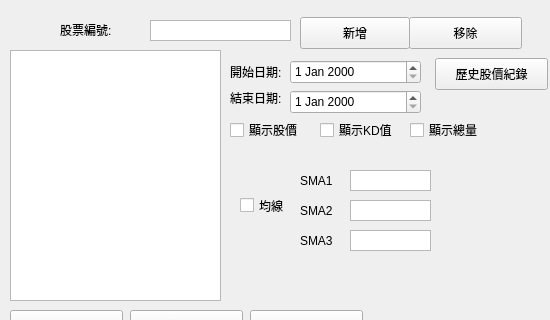
Before: the Qt Designer form UI_main.ui in bjioljlo/StockHistory, drawn with Qt 5; both pictures show x 0 to 550 and y 0 to 320 of the 550 by 600 pixel window.
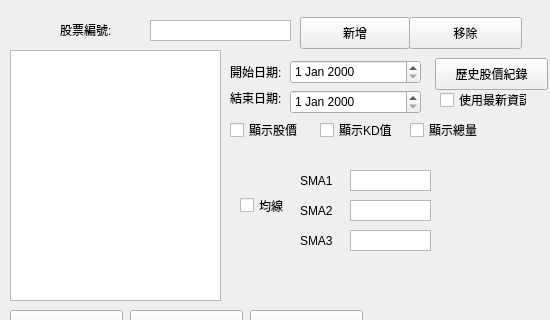
After: the same form once the commit is applied.

Commit message: 新增只買一支股票和只買整張不買散股，更新資料

Patch:
```diff
--- a/UI_main.ui
+++ b/UI_main.ui
@@ -359,6 +359,19 @@
      <string>結束日期:</string>
     </property>
    </widget>
+   <widget class="QCheckBox" name="check_UseNewInfo">
+    <property name="geometry">
+     <rect>
+      <x>440</x>
+      <y>90</y>
+      <width>87</width>
+      <height>20</height>
+     </rect>
+    </property>
+    <property name="text">
+     <string>使用最新資訊</string>
+    </property>
+   </widget>
   </widget>
   <widget class="QMenuBar" name="menubar">
    <property name="geometry">
```
The commit also changes 7 other files.
